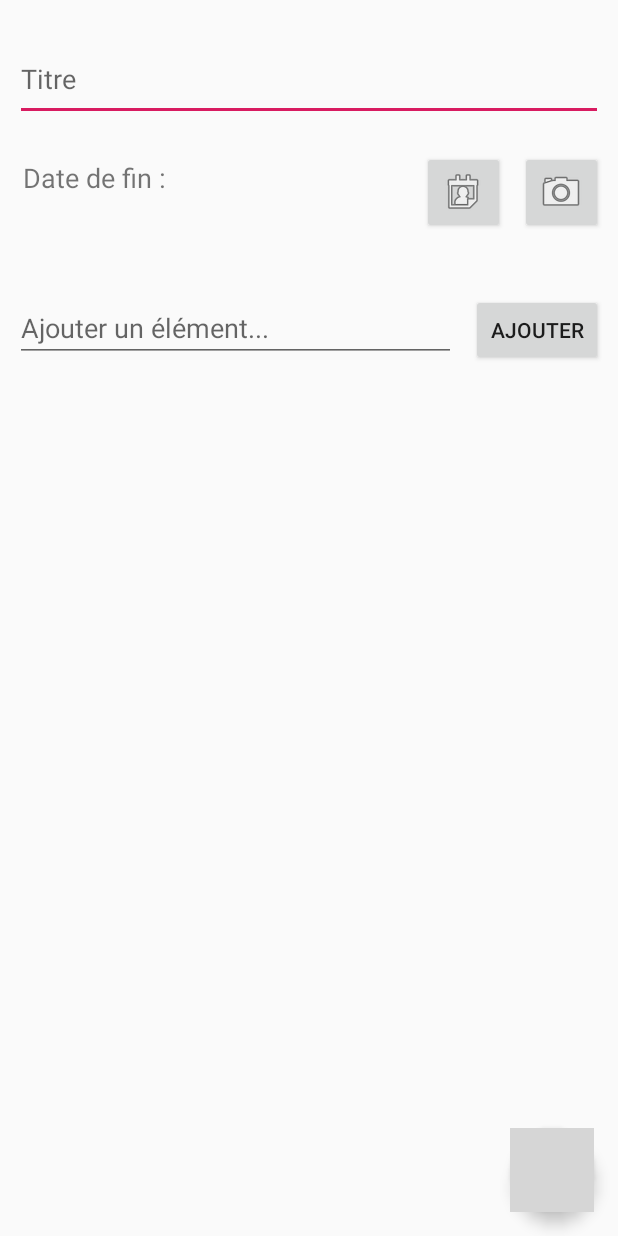
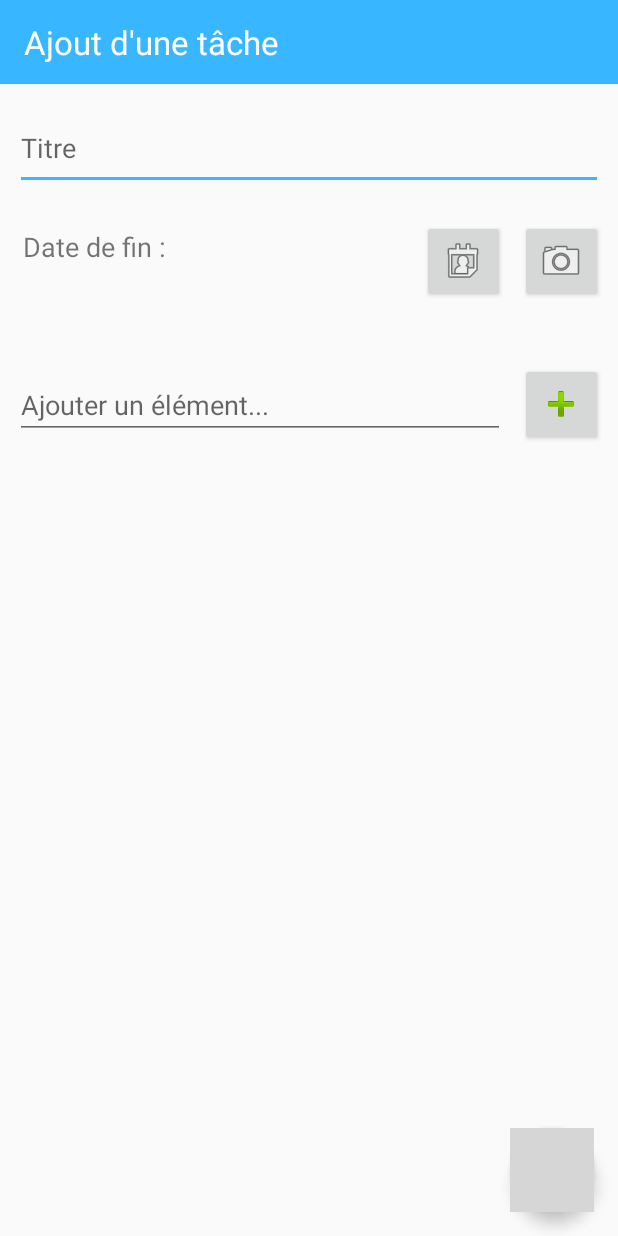
Before and after one commit to cyan974/ToDoList_SA, an Android app: the AddToDoActivity screen opened directly, with no data from a screen before it, on a phone screen of 412 x 824 dp. Run offline under Robolectric (Android 15) with nearby library versions, the phone set to English and light mode, and no system bars; grey boxes are pictures that could not be loaded.

Commit message:
Ajout toolbar pour l'ajout d'une tâche

```diff
--- a/app/build.gradle
+++ b/app/build.gradle
@@ -30,4 +30,5 @@ dependencies {
 
     implementation 'com.google.android.material:material:1.1.0-alpha10'
     implementation "androidx.cardview:cardview:1.0.0"
+    implementation 'androidx.mediarouter:mediarouter:1.1.0'
 }
--- a/app/src/main/java/com/example/todolist_sa/MainActivity.java
+++ b/app/src/main/java/com/example/todolist_sa/MainActivity.java
@@ -7,6 +7,7 @@ import android.content.Intent;
 import android.os.Build;
 import android.os.Bundle;
 import android.os.Parcelable;
+import android.view.Menu;
 import android.view.View;
 import android.widget.AdapterView;
 import android.widget.ArrayAdapter;
--- a/app/src/main/res/layout/activity_addtodo.xml
+++ b/app/src/main/res/layout/activity_addtodo.xml
@@ -1,11 +1,15 @@
 <?xml version="1.0" encoding="utf-8"?>
-<androidx.constraintlayout.widget.ConstraintLayout
-    xmlns:android="http://schemas.android.com/apk/res/android"
+<androidx.constraintlayout.widget.ConstraintLayout xmlns:android="http://schemas.android.com/apk/res/android"
     xmlns:app="http://schemas.android.com/apk/res-auto"
     xmlns:tools="http://schemas.android.com/tools"
     android:layout_width="match_parent"
     android:layout_height="match_parent"
+    tools:context=".AddToDoActivity"
     tools:ignore="MissingDefaultResource">
+
+    <include
+        android:id="@+id/toolbar"
+        layout="@layout/addview_toolbar" />
 
     <EditText
         android:id="@+id/edtTitre"
@@ -13,7 +17,7 @@
         android:layout_height="55dp"
         android:layout_marginStart="10dp"
         android:layout_marginLeft="10dp"
-        android:layout_marginTop="25dp"
+        android:layout_marginTop="15dp"
         android:layout_marginEnd="10dp"
         android:layout_marginRight="10dp"
         android:autofillHints=""
@@ -23,7 +27,7 @@
         android:maxLength="30"
         app:layout_constraintEnd_toEndOf="parent"
         app:layout_constraintStart_toStartOf="parent"
-        app:layout_constraintTop_toTopOf="parent" />
+        app:layout_constraintTop_toBottomOf="@+id/toolbar" />
 
     <Button
         android:id="@+id/btnPhoto"
@@ -79,7 +83,7 @@
         android:layout_width="match_parent"
         android:layout_height="0dp"
         app:layout_constraintBottom_toTopOf="@+id/coordinatorLayout"
-        app:layout_constraintTop_toBottomOf="@+id/edtElement" />
+        app:layout_constraintTop_toBottomOf="@+id/btnAddElement" />
 
     <androidx.coordinatorlayout.widget.CoordinatorLayout
         android:id="@+id/coordinatorLayout"
@@ -103,13 +107,13 @@
 
     <Button
         android:id="@+id/btnAddElement"
-        android:layout_width="wrap_content"
-        android:layout_height="wrap_content"
+        android:layout_width="55dp"
+        android:layout_height="55dp"
         android:layout_marginTop="40dp"
         android:layout_marginEnd="10dp"
         android:layout_marginRight="10dp"
+        android:drawableRight="@android:drawable/ic_input_add"
         android:onClick="onClickAddElement"
-        android:text="Ajouter"
         app:layout_constraintEnd_toEndOf="parent"
         app:layout_constraintTop_toBottomOf="@+id/btnDate" />
 
@@ -119,13 +123,15 @@
         android:layout_height="wrap_content"
         android:layout_marginStart="10dp"
         android:layout_marginLeft="10dp"
-        android:layout_marginTop="40dp"
+        android:layout_marginTop="45dp"
         android:layout_marginEnd="10dp"
         android:layout_marginRight="10dp"
         android:ems="10"
         android:hint="Ajouter un élément..."
         android:inputType="textPersonName"
         android:maxLength="30"
+        android:textColorHighlight="@color/colorPrimary"
+        android:textColorLink="@color/colorPrimary"
         app:layout_constraintEnd_toStartOf="@+id/btnAddElement"
         app:layout_constraintStart_toStartOf="parent"
         app:layout_constraintTop_toBottomOf="@+id/btnDate" />
--- a/app/src/main/res/layout/activity_viewtodo.xml
+++ b/app/src/main/res/layout/activity_viewtodo.xml
@@ -7,7 +7,7 @@
     android:layout_height="match_parent">
 
     <TextView
-        android:id="@+id/lblTitre"
+        android:id="@+id/lblTitle"
         android:layout_width="wrap_content"
         android:layout_height="wrap_content"
         android:layout_marginStart="15dp"
@@ -30,7 +30,7 @@
         android:textSize="18sp"
         android:textStyle="bold"
         app:layout_constraintStart_toStartOf="parent"
-        app:layout_constraintTop_toBottomOf="@+id/lblTitre" />
+        app:layout_constraintTop_toBottomOf="@+id/lblTitle" />
 
     <TextView
         android:id="@+id/txtTitle"
@@ -41,7 +41,7 @@
         android:layout_marginTop="15dp"
         android:text="title"
         android:textSize="18sp"
-        app:layout_constraintStart_toEndOf="@+id/lblTitre"
+        app:layout_constraintStart_toEndOf="@+id/lblTitle"
         app:layout_constraintTop_toTopOf="parent" />
 
     <TextView
--- /dev/null
+++ b/app/src/main/res/layout/addview_toolbar.xml
@@ -0,0 +1,21 @@
+<?xml version="1.0" encoding="utf-8"?>
+<androidx.appcompat.widget.Toolbar
+    xmlns:android="http://schemas.android.com/apk/res/android"
+    xmlns:tools="http://schemas.android.com/tools"
+    xmlns:App="http://schemas.android.com/apk/res-auto"
+    xmlns:segmentedgroup="http://schemas.android.com/apk/res-auto"
+    android:id="@+id/toolbar"
+    android:layout_width="match_parent"
+    App:theme="@style/AppTheme"
+    android:layout_height="56dp"
+    android:background="@color/colorPrimary">
+
+    <TextView
+        android:id="@+id/lbl_title"
+        android:layout_width="wrap_content"
+        android:layout_height="wrap_content"
+        android:text="Ajout d'une tâche"
+        android:textColor="@color/colorWhite"
+        android:textSize="22sp" />
+
+</androidx.appcompat.widget.Toolbar>
--- a/app/src/main/res/layout/list_itemtodo.xml
+++ b/app/src/main/res/layout/list_itemtodo.xml
@@ -12,7 +12,7 @@
         android:layout_height="wrap_content"
         android:layout_marginStart="5dp"
         android:layout_marginLeft="5dp"
-        android:layout_marginTop="20dp"
+        android:layout_marginTop="25dp"
         android:layout_marginEnd="5dp"
         android:layout_marginRight="5dp"
         android:text="TextView"
@@ -27,7 +27,7 @@
         android:layout_height="wrap_content"
         android:layout_marginStart="50dp"
         android:layout_marginLeft="50dp"
-        android:layout_marginTop="20dp"
+        android:layout_marginTop="25dp"
         android:text="-"
         android:textSize="18sp"
         android:textStyle="bold"
--- /dev/null
+++ b/app/src/main/res/menu/view_menu.xml
@@ -0,0 +1,14 @@
+<?xml version="1.0" encoding="utf-8"?>
+<menu xmlns:app="http://schemas.android.com/apk/res-auto"
+    xmlns:android="http://schemas.android.com/apk/res/android">
+    <item
+        android:id="@+id/action_edit"
+        android:icon="@android:drawable/ic_menu_edit"
+        android:title="Modifier"
+        app:showAsAction="always"></item>
+    <item
+        android:id="@+id/action_delete"
+        android:icon="@android:drawable/ic_menu_delete"
+        android:title="Supprimer"
+        app:showAsAction="never"></item>
+</menu>
--- a/app/src/main/res/values/colors.xml
+++ b/app/src/main/res/values/colors.xml
@@ -3,7 +3,7 @@
     <!-- #008577 -->
     <color name="colorPrimary">#38b6ff</color>
     <color name="colorPrimaryDark">#38b6ff</color>
-    <color name="colorAccent">#D81B60</color>
+    <color name="colorAccent">#38b6ff</color>
     <color name="colorBlack">#000000</color>
     <color name="colorBlue">#004aad</color>
     <color name="colorWhite">#ffffff</color>
```
Also changed, not shown: app/src/main/java/com/example/todolist_sa/AddToDoActivity.java (+9 -0 lines), app/src/main/res/drawable/ic_search_black_24dp.xml (added, +9 -0 lines).
